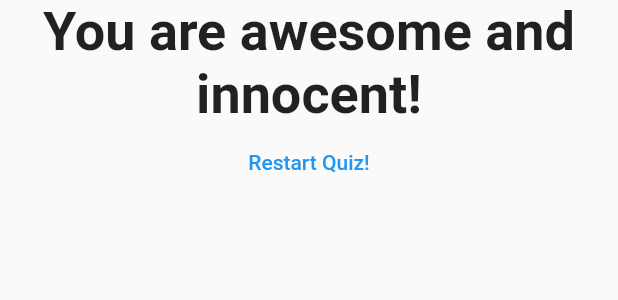
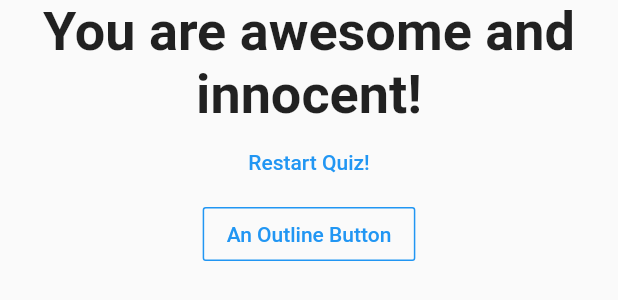
Before and after one commit to yashpatil10/my_app_aug22, a Flutter app: the Result widget shown alone on an empty page, opened directly with empty values, on a phone screen of 412 x 824 dp. Shown: the top 300 px of the screen. Run offline on Flutter 3.47's test engine with Material 2 defaults, Android fonts, the light colour scheme and no system bars.

Commit message:
new changes

```diff
--- a/lib/result.dart
+++ b/lib/result.dart
@@ -2,7 +2,7 @@ import 'package:flutter/material.dart';
 
 class Result extends StatelessWidget {
   final int resultScore;
-  final Function resetHandler;
+  final VoidCallback resetHandler;//(void function)getting error with this so -->// final Function resetHandler;
 
   Result(this.resultScore, this.resetHandler);
 
@@ -34,9 +34,18 @@ class Result extends StatelessWidget {
             child: Text(
               'Restart Quiz!',
             ),
+
             textColor: Colors.blue,
             onPressed: resetHandler,
           ),
+          OutlineButton(
+            borderSide: BorderSide(color: Colors.blue),
+            textColor: Colors.blue,
+            child: Text('An Outline Button'),
+            onPressed: (){
+              print('Pressed outline button');
+            },
+          )
         ],
       ),
     );
```
